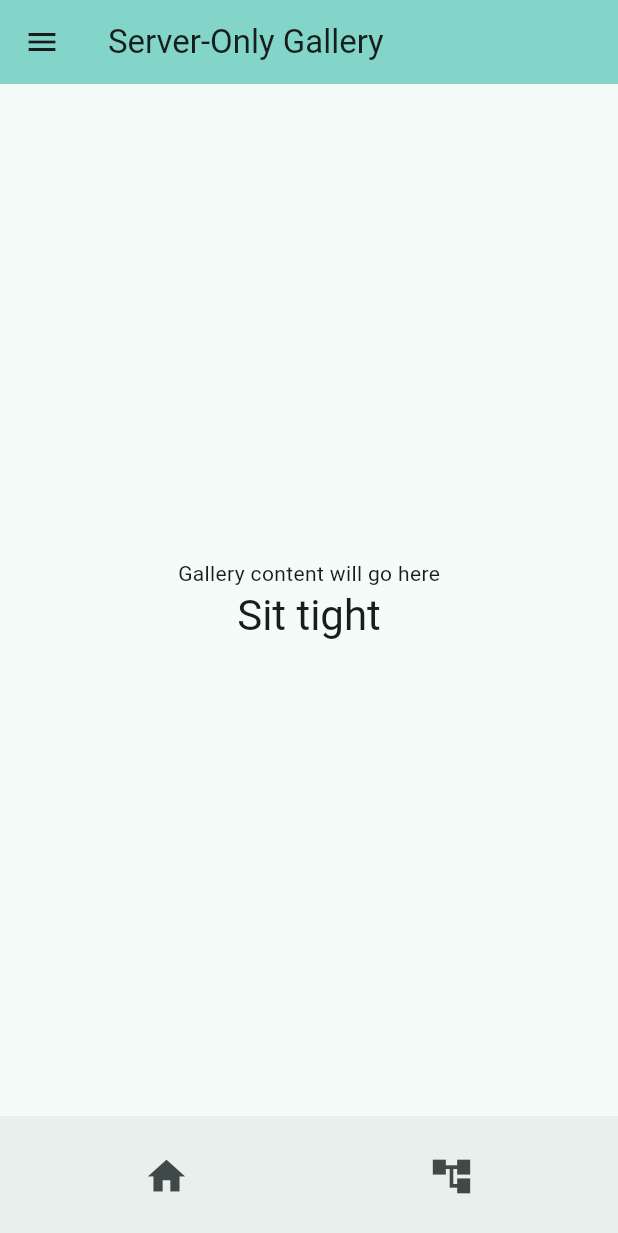
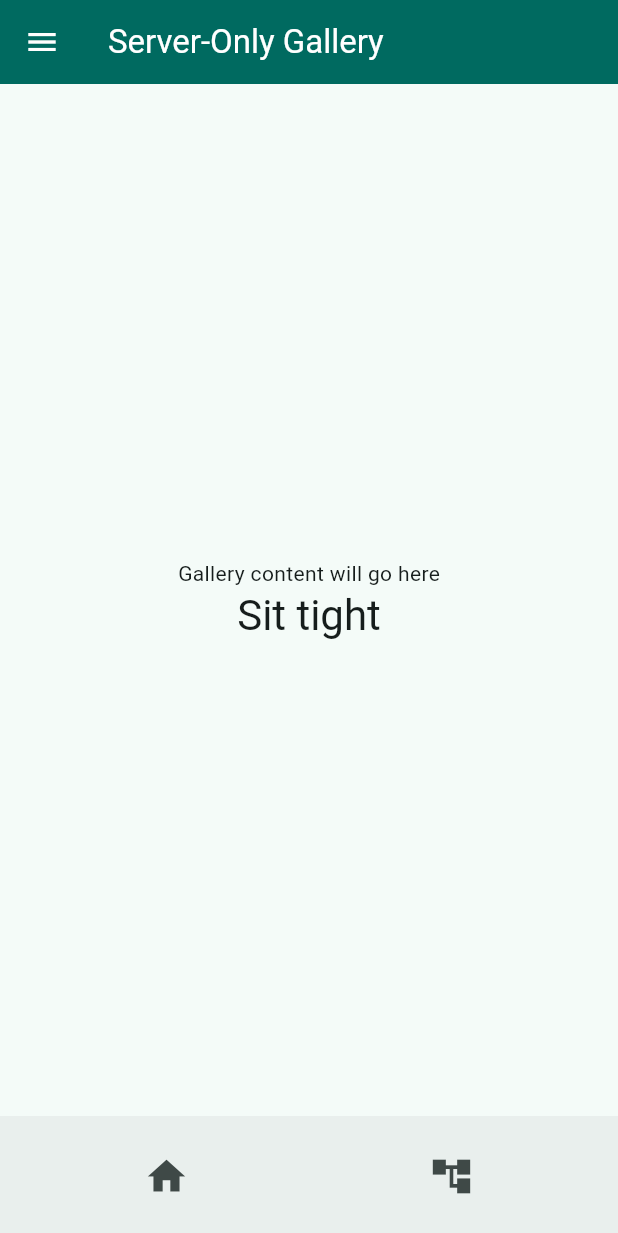
Before and after one commit to Robert-M-Lucas/pheco, a Flutter app: the GalleryPage screen opened directly, after a tap on the "account tree" icon, on a phone screen of 412 x 824 dp. Shown: the top 1233 px of the screen. Run offline on Flutter 3.47's test engine with Material 3 defaults, Android fonts, the phone set to English and light mode, and no system bars.

Commit message:
Some more work

```diff
--- a/lib/ui/pages/gallery_page.dart
+++ b/lib/ui/pages/gallery_page.dart
@@ -23,23 +23,27 @@ class _GalleryPageState extends State<GalleryPage> {
   }
 
   void navigateToOther(GalleryType other) {
-    Navigator.of(context).pushReplacement(MaterialPageRoute(
-        builder: (context) =>
-            GalleryPage(type: other)));
+    Navigator.of(context).push(PageRouteBuilder(
+      pageBuilder: (context, animation, secondaryAnimation) =>
+          GalleryPage(type: other),
+      transitionsBuilder: (context, animation, secondaryAnimation, child) {
+        final tween = Tween(begin: 0.0, end: 1.0);
+        final opacityAnimation = animation.drive(tween);
+        return FadeTransition(opacity: opacityAnimation, child: child);
+      },
+    ));
   }
 
   Widget drawer(BuildContext context) {
-    List<Widget> sample_folders = [];
+    List<Widget> sampleFolders = [];
 
-    for (int i = 0; i < 100; i ++) {
-      sample_folders.add(
-        ListTile(
+    for (int i = 0; i < 100; i++) {
+      sampleFolders.add(ListTile(
           leading: const Icon(Icons.folder),
           title: Text('Folder $i'),
           onTap: () {
             Navigator.pop(context);
-        })
-      );
+          }));
     }
 
     return Drawer(
@@ -48,23 +52,24 @@ class _GalleryPageState extends State<GalleryPage> {
           Expanded(
             child: ListView(
               children: [
-                DrawerHeader(
-                  decoration:
-                      BoxDecoration(color: Theme.of(context).colorScheme.tertiary),
+                    Container(
+                      height: 80, // Custom height
+                      color: Theme.of(context).colorScheme.primary,
+                      alignment: Alignment.center,
                       child: const Text('Pheco',
                           style: TextStyle(color: Colors.white, fontSize: 24)),
-                ) as Widget,
-              ] + sample_folders,
+                    ) as Widget
+                  ] +
+                  sampleFolders,
             ),
           ),
           const Divider(),
           ListTile(
-            leading: Icon(Icons.settings),
-            title: Text('Settings'),
+            leading: const Icon(Icons.settings),
+            title: const Text('Settings'),
             onTap: () {
-              Navigator.of(context).push(
-                MaterialPageRoute(builder: (context) => const SettingsPage())
-              );
+              Navigator.of(context).push(MaterialPageRoute(
+                  builder: (context) => const SettingsPage()));
             },
           ),
         ],
@@ -76,8 +81,12 @@ class _GalleryPageState extends State<GalleryPage> {
   Widget build(BuildContext context) {
     return Scaffold(
       appBar: AppBar(
-        backgroundColor: Theme.of(context).colorScheme.inversePrimary,
-        title: Text(getTitle()),
+        backgroundColor: Theme.of(context).colorScheme.primary,
+        title: Text(
+          getTitle(),
+          style: const TextStyle(color: Colors.white),
+        ),
+        iconTheme: const IconThemeData(color: Colors.white),
       ),
       drawer: drawer(context),
       body: Center(
--- a/lib/ui/pages/settings_page.dart
+++ b/lib/ui/pages/settings_page.dart
@@ -1,5 +1,4 @@
 import 'package:flutter/material.dart';
-import 'package:pheco/ui/pages/secondary_page.dart';
 
 class SettingsPage extends StatefulWidget {
   const SettingsPage({super.key});
@@ -13,7 +12,7 @@ class _SettingsPageState extends State<SettingsPage> {
   Widget build(BuildContext context) {
     return Scaffold(
       appBar: AppBar(
-        backgroundColor: Theme.of(context).colorScheme.inversePrimary,
+        backgroundColor: Theme.of(context).colorScheme.primary,
         title: const Text("Settings Page"),
       ),
       body: Center(
```
Lines whose indentation alone changed are shown as unchanged.
